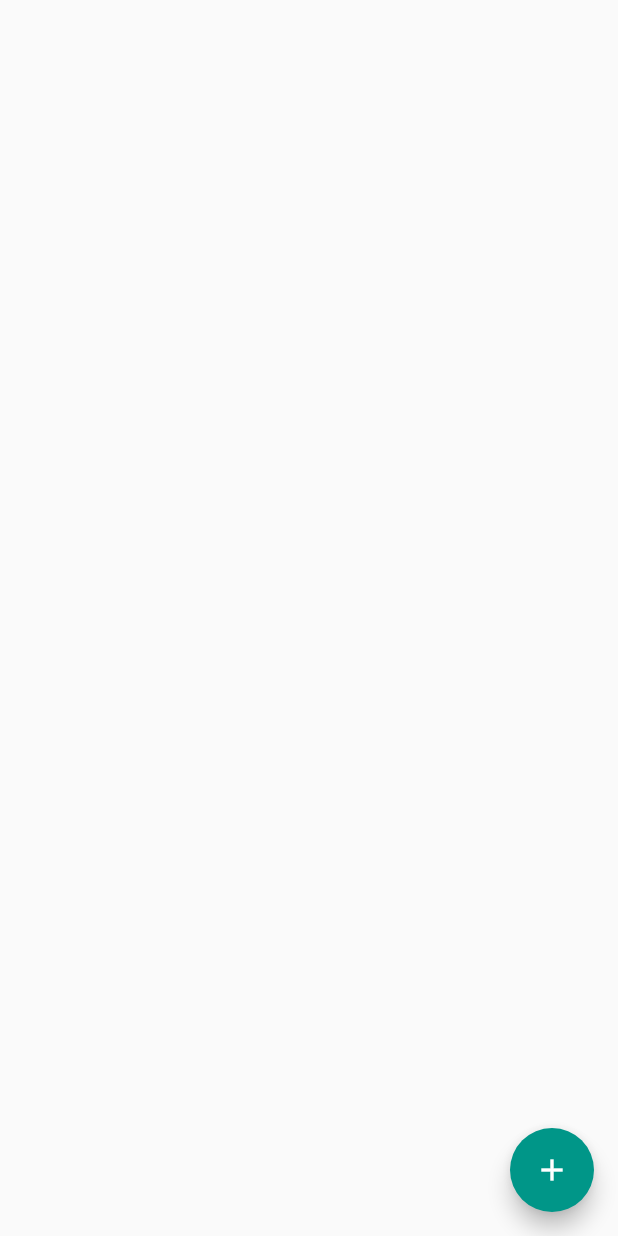
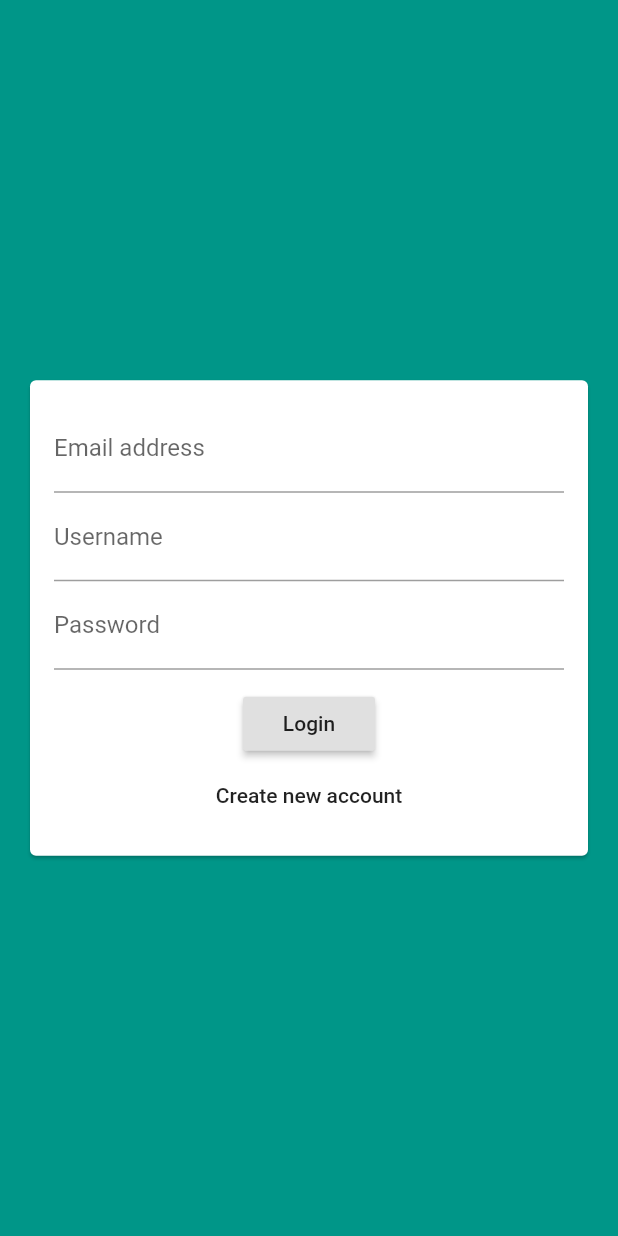
Before and after one commit to Muhammadsaid22/chat_app, a Flutter app: the screen it shows after launch, on a phone screen of 412 x 824 dp. Run offline on Flutter 3.47's test engine with Material 2 defaults, Android fonts, the phone set to English and light mode, and no system bars; our stand-ins replace cloud_firestore, firebase_core; accounts and stored records are empty.

Commit message:
auth screen added

```diff
--- a/lib/main.dart
+++ b/lib/main.dart
@@ -1,3 +1,4 @@
+import 'package:chat_app/screens/auth_screen.dart';
 import 'package:chat_app/screens/chat_screen.dart';
 import 'package:firebase_core/firebase_core.dart';
 import 'package:flutter/material.dart';
@@ -18,7 +19,7 @@ class MyApp extends StatelessWidget {
       theme: ThemeData(
         primarySwatch: Colors.teal,
       ),
-      home: ChatScreen(),
+      home: AuthScreen(),
     );
   }
 }
--- a/lib/screens/auth_screen.dart
+++ b/lib/screens/auth_screen.dart
@@ -0,0 +1,19 @@
+import 'package:chat_app/widgets/auth/auth_form.dart';
+import 'package:flutter/material.dart';
+
+class AuthScreen extends StatefulWidget {
+  const AuthScreen({Key? key}) : super(key: key);
+
+  @override
+  _AuthScreenState createState() => _AuthScreenState();
+}
+
+class _AuthScreenState extends State<AuthScreen> {
+  @override
+  Widget build(BuildContext context) {
+    return Scaffold(
+      backgroundColor: Theme.of(context).primaryColor,
+      body: AuthForm(),
+    );
+  }
+}
--- a/lib/screens/chat_screen.dart
+++ b/lib/screens/chat_screen.dart
@@ -26,30 +26,14 @@ class ChatScreen extends StatelessWidget {
           );
         },
       ),
-      /*StreamBuilder(
-        stream: FirebaseFirestore.instance
-            .collection('chats/sWlkBqhhWSplcnKeLYZo/messages')
-            .snapshots(),
-        builder: (context, AsyncSnapshot snapshot) {
-          if(snapshot.connectionState == ConnectionState.waiting) {
-            return Center(
-              child: CircularProgressIndicator(),
-            );
-          }
-          final documents = snapshot.data.documents;
-          return ListView.builder(
-              itemCount: documents.length,
-              itemBuilder: (ctx, index) => Container(
-                padding: EdgeInsets.all(8),
-                child: Text("documents[index]['index']"),
-              )
-          );
-
-        }
-      ),*/
       floatingActionButton: FloatingActionButton(
         child: Icon(Icons.add),
         onPressed: () {
+          FirebaseFirestore.instance
+              .collection('chats/sWlkBqhhWSplcnKeLYZo/messages')
+              .add({
+            'text': "Button pressed"
+              });
         })
     );
   }
--- /dev/null
+++ b/lib/widgets/auth/auth_form.dart
@@ -0,0 +1,60 @@
+import 'package:flutter/material.dart';
+
+class AuthForm extends StatefulWidget {
+  const AuthForm({Key? key}) : super(key: key);
+
+  @override
+  _AuthFormState createState() => _AuthFormState();
+}
+
+class _AuthFormState extends State<AuthForm> {
+  @override
+  Widget build(BuildContext context) {
+    return Center(
+      child: Card(
+        margin: EdgeInsets.all(20),
+        child: SingleChildScrollView(
+          child: Padding(
+            padding: EdgeInsets.all(16),
+            child: Form(
+              child: Column(
+                mainAxisSize: MainAxisSize.min,
+                children: [
+                  TextFormField(
+                    keyboardType: TextInputType.emailAddress,
+                    decoration: InputDecoration(
+                      labelText: 'Email address'
+                    ),
+                  ),
+                  TextFormField(
+                    decoration: InputDecoration(
+                      labelText: "Username"
+                    ),
+                  ),
+                  TextFormField(
+                    decoration: InputDecoration(
+                      labelText: "Password"
+                    ),
+                  ),
+                  SizedBox(height: 12),
+                  RaisedButton(
+                    child: Text('Login'),
+                    onPressed: () {
+
+                    },
+                  ),
+                  FlatButton(
+                    child: Text('Create new account'),
+                    onPressed: () {
+
+                    },
+                  ),
+                ],
+              ),
+            ),
+          ),
+        ),
+      ),
+    );
+  }
+}
```
